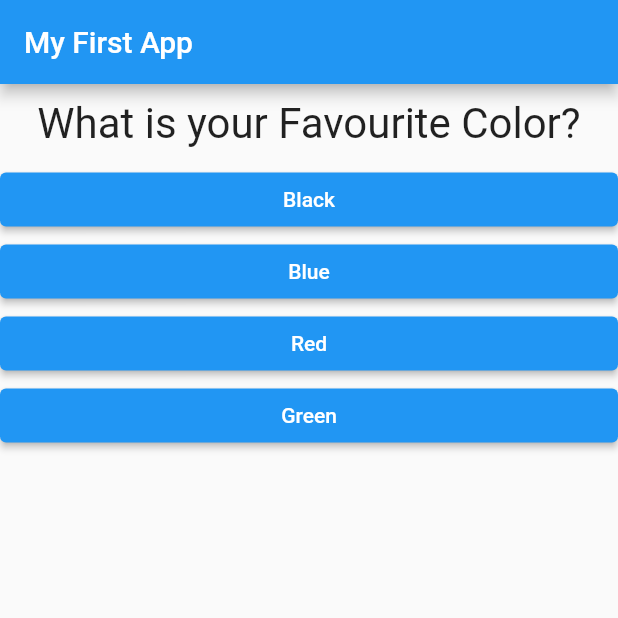
After one commit to namsac16/Personality-Quiz-App, a Flutter app: the screen it shows after launch, on a phone screen of 412 x 824 dp, the top half of it. The commit adds this screen. Run offline on Flutter 3.47's test engine with Material 2 defaults, Android fonts, the phone set to English and light mode, and no system bars.

Commit message:
Splitted codes for Quiz and Result Widgets

```diff
--- a/lib/main.dart
+++ b/lib/main.dart
@@ -1,7 +1,7 @@
 import 'package:flutter/material.dart';
 
-import './question.dart';
-import './answer.dart';
+import './quiz.dart';
+import './result.dart';
 
 // void main() {
 //   runApp(MyApp());
@@ -23,7 +23,7 @@ class _MyAppState extends State<MyApp> {
     });
   }
 
-  var questions = [
+  var _questions = [
     {
       'questionText': 'What is your Favourite Color?',
       'answers': ['Black', 'Blue', 'Red', 'Green']
@@ -44,19 +44,9 @@ class _MyAppState extends State<MyApp> {
         appBar: AppBar(
           title: Text("My First App"),
         ),
-        body: _questionIndex < questions.length
-            ? Column(
-                children: [
-                  Question(questions[_questionIndex]['questionText']),
-                  ...(questions[_questionIndex]['answers'] as List<String>)
-                      .map((answer) {
-                    return Answer(_answerQuestion, answer);
-                  }).toList()
-                ],
-              )
-            : Center(
-                child: Text("You Did It"),
-              ),
+        body: _questionIndex < _questions.length
+            ? Quiz(answerQuestion: _answerQuestion, questionIndex: _questionIndex, questions: _questions,)
+            : Result(),
       ),
     );
   }
--- /dev/null
+++ b/lib/quiz.dart
@@ -0,0 +1,27 @@
+import 'package:flutter/material.dart';
+
+import './question.dart';
+import './answer.dart';
+
+class Quiz extends StatelessWidget {
+  final Function answerQuestion;
+  final int questionIndex;
+  final List<Map<String, Object>> questions;
+
+  Quiz(
+      {@required this.answerQuestion,
+      @required this.questions,
+      @required this.questionIndex});
+
+  @override
+  Widget build(BuildContext context) {
+    return Column(
+      children: [
+        Question(questions[questionIndex]['questionText']),
+        ...(questions[questionIndex]['answers'] as List<String>).map((answer) {
+          return Answer(answerQuestion, answer);
+        }).toList()
+      ],
+    );
+  }
+}
```
Also changed, not shown: lib/result.dart (added, +10 -0 lines).
